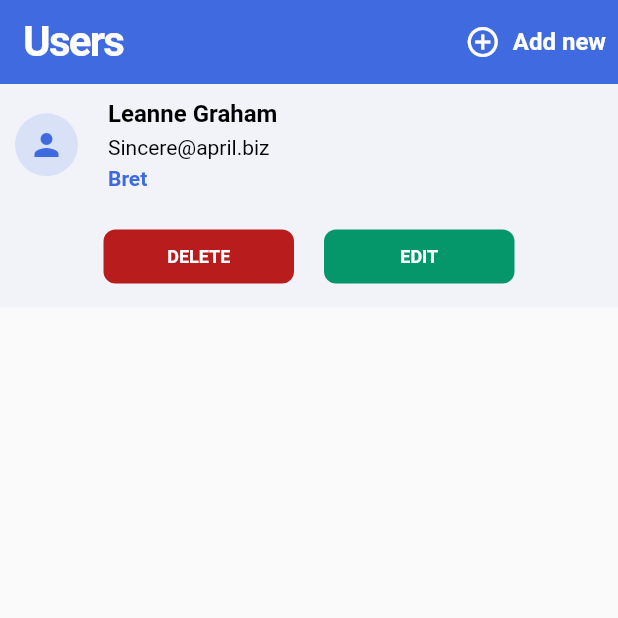
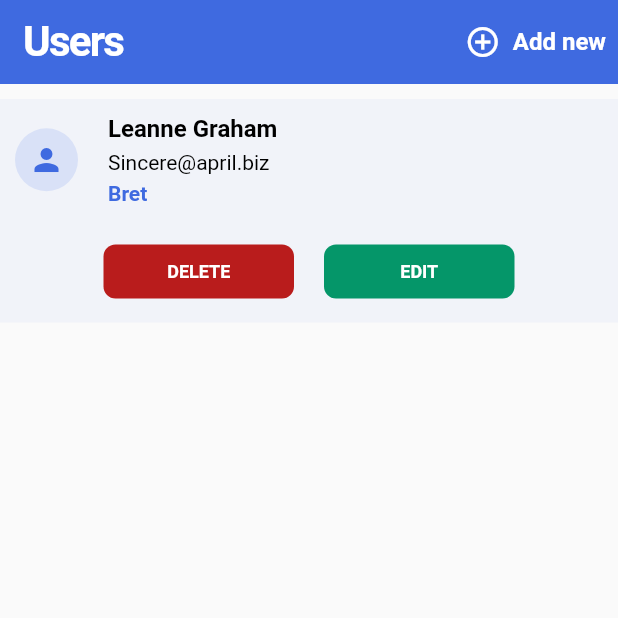
Before and after one commit to Mr-Malomz/flutter_api, a Flutter app: the screen it shows after launch, on a phone screen of 412 x 824 dp, the top half of it. Run offline on Flutter 3.47's test engine with Material 2 defaults, Android fonts, the phone set to English and light mode, and no system bars; our stand-ins replace email_validator.

Commit message:
Update user_card.dart

```diff
--- a/lib/widgets/user_card.dart
+++ b/lib/widgets/user_card.dart
@@ -8,6 +8,7 @@ class UserCard extends StatelessWidget {
   Widget build(BuildContext context) {
     return Container(
       padding: const EdgeInsets.symmetric(horizontal: 10.0, vertical: 10.0),
+      margin: const EdgeInsets.symmetric(vertical: 10.0),
       decoration: BoxDecoration(color: Pallete.cardColor),
       child: Column(
         children: [
```
